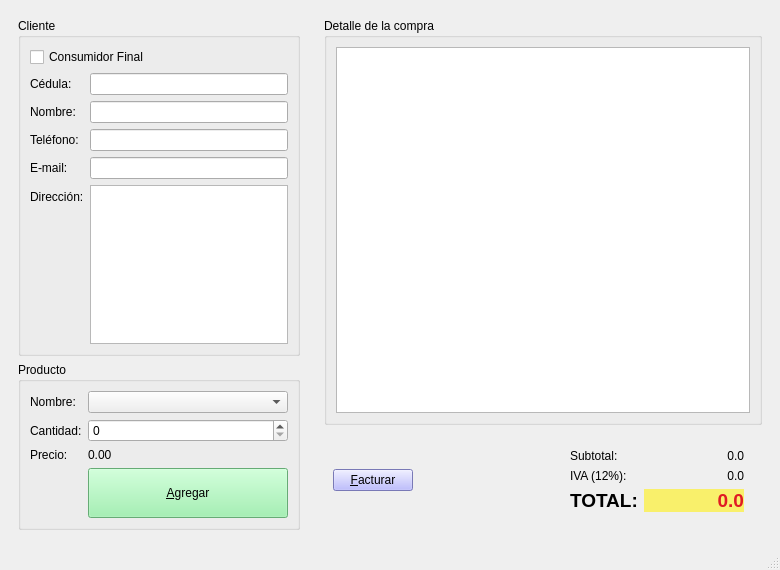
First picture: the form in tienda.ui, repository KevsWit/P59-Tienda-Qt, before the edit.
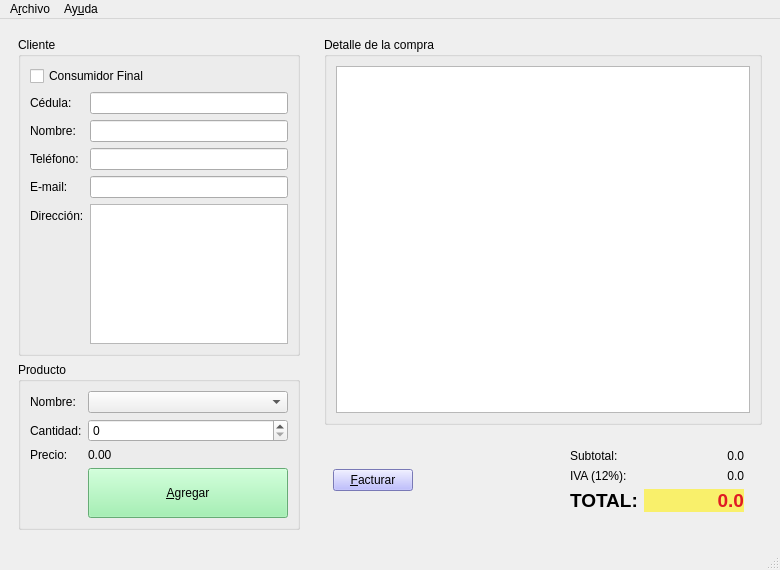
Second picture: the form after the edit. Icons and pictures are not drawn.

What changed in the file:
```diff
--- a/tienda.ui
+++ b/tienda.ui
@@ -321,6 +321,21 @@
      <height>21</height>
     </rect>
    </property>
+   <widget class="QMenu" name="menuA_rchivo">
+    <property name="title">
+     <string>A&amp;rchivo</string>
+    </property>
+    <addaction name="action_Nuevo"/>
+    <addaction name="action_Salir"/>
+   </widget>
+   <widget class="QMenu" name="menuAy_uda">
+    <property name="title">
+     <string>Ay&amp;uda</string>
+    </property>
+    <addaction name="actionA_cerca"/>
+   </widget>
+   <addaction name="menuA_rchivo"/>
+   <addaction name="menuAy_uda"/>
   </widget>
   <widget class="QStatusBar" name="statusbar"/>
  </widget>
```
Left out of the diff: 29 changed lines with no effect on the pictures.
